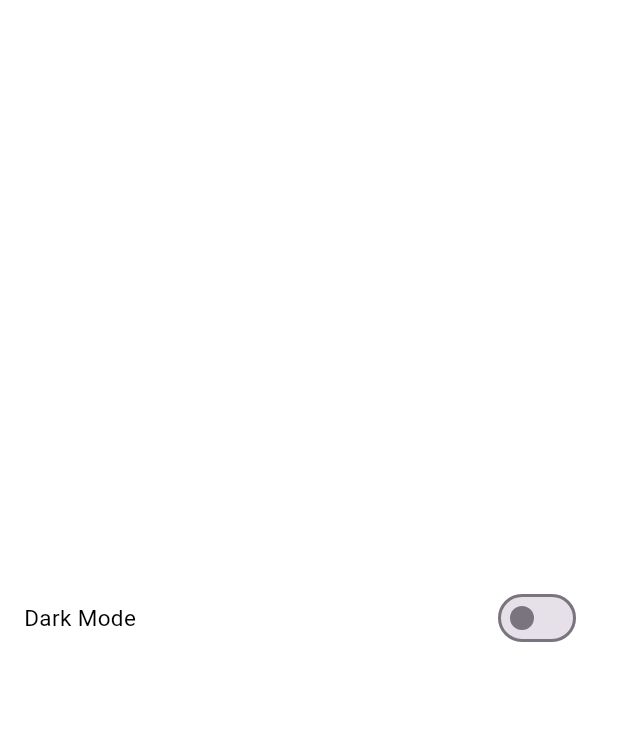
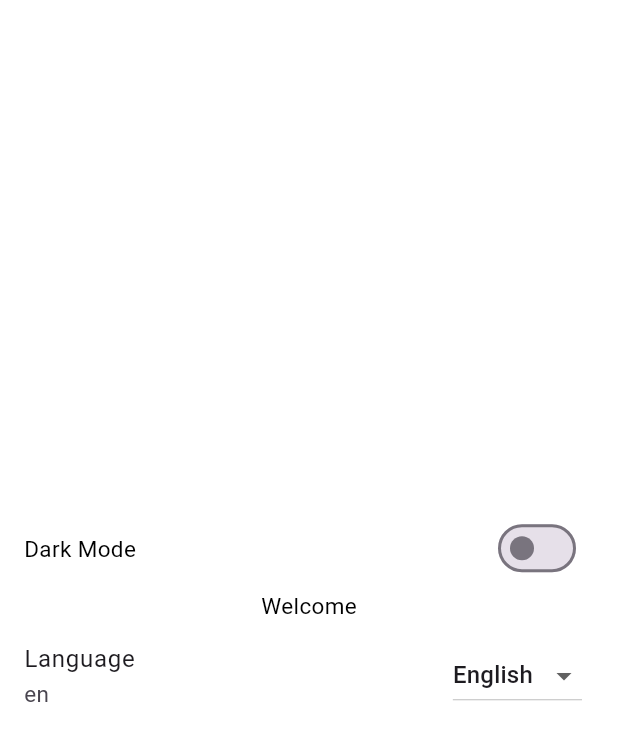
Before and after one commit to AmerDje/hakawati, a Flutter app: the screen it shows after launch, on a phone screen of 412 x 824 dp. Shown: the top 741 px of the screen. Run offline on Flutter 3.47's test engine with Material 3 defaults, Android fonts, the phone set to English and light mode, and no system bars; our stand-ins replace flutter_bloc, shared_preferences.

Commit message:
chore: add app localization

```diff
--- /dev/null
+++ b/lib/config/localization/locale/app_localizations.dart
@@ -0,0 +1,25 @@
+import 'package:flutter/material.dart';
+import 'package:flutter/services.dart';
+import 'dart:convert' show json;
+import 'app_localizations_delegate.dart';
+
+class AppLocalizations {
+  final Locale locale;
+  AppLocalizations(this.locale);
+  static AppLocalizations? of(BuildContext context) {
+    return Localizations.of<AppLocalizations>(context, AppLocalizations);
+  }
+
+  static const LocalizationsDelegate<AppLocalizations> delegate = AppLocalizationsDelegate();
+  late Map<String, String> _localizedStrings;
+  Future<void> load() async {
+    String jsonString = await rootBundle.loadString('assets/lang/${locale.languageCode}.json');
+    Map<String, dynamic> jsonMap = json.decode(jsonString);
+    _localizedStrings = jsonMap.map<String, String>((key, value) {
+      return MapEntry(key, value.toString());
+    });
+  }
+
+  String? translate(String key) => _localizedStrings[key];
+  bool get isEnLocale => locale.languageCode == 'en';
+}
--- /dev/null
+++ b/lib/config/localization/locale/app_localizations_delegate.dart
@@ -0,0 +1,20 @@
+import 'package:flutter/material.dart' show Locale, LocalizationsDelegate;
+import 'app_localizations.dart';
+
+class AppLocalizationsDelegate extends LocalizationsDelegate<AppLocalizations> {
+  const AppLocalizationsDelegate();
+  @override
+  bool isSupported(Locale locale) {
+    return ['en', 'ar', 'fr'].contains(locale.languageCode);
+  }
+
+  @override
+  Future<AppLocalizations> load(Locale locale) async {
+    AppLocalizations appLocalizations = AppLocalizations(locale);
+    await appLocalizations.load();
+    return appLocalizations;
+  }
+
+  @override
+  bool shouldReload(LocalizationsDelegate<AppLocalizations> old) => false;
+}
--- /dev/null
+++ b/lib/config/localization/locale/app_localizations_setup.dart
@@ -0,0 +1,28 @@
+import 'package:flutter/cupertino.dart';
+import 'package:flutter_localizations/flutter_localizations.dart';
+import 'app_localizations.dart';
+
+class AppLocalizationsSetup {
+  static const Iterable<Locale> supportedLocales = [
+    Locale('en'),
+    Locale('ar'),
+    Locale('fr'),
+  ];
+
+  static const Iterable<LocalizationsDelegate<dynamic>> localizationsDelegates = [
+    AppLocalizations.delegate,
+    GlobalMaterialLocalizations.delegate,
+    GlobalWidgetsLocalizations.delegate,
+    GlobalCupertinoLocalizations.delegate,
+    DefaultCupertinoLocalizations.delegate
+  ];
+
+  static Locale? localeResolutionCallback(Locale? locale, Iterable<Locale>? supportedLocales) {
+    for (Locale supportedLocale in supportedLocales!) {
+      if (supportedLocale.languageCode == locale!.languageCode && supportedLocale.countryCode == locale.countryCode) {
+        return supportedLocale;
+      }
+    }
+    return supportedLocales.first;
+  }
+}
--- /dev/null
+++ b/lib/config/localization/localization.dart
@@ -0,0 +1,5 @@
+export 'locale/app_localizations.dart';
+export 'locale/app_localizations_setup.dart';
+export 'locale/app_localizations_delegate.dart';
+export 'manager/localization_cubit.dart';
+export 'widget/change_local.dart';
--- /dev/null
+++ b/lib/config/localization/manager/localization_cubit.dart
@@ -0,0 +1,29 @@
+import 'package:flutter/material.dart';
+import 'package:flutter_bloc/flutter_bloc.dart';
+import 'package:hakawati/core/utils/cache/prefs.dart';
+import 'package:hakawati/core/utils/strings.dart';
+
+class LocalizationCubit extends Cubit<Locale> {
+  LocalizationCubit() : super(_getDefaultLocale());
+
+  Locale get currentLocale => state;
+
+  Future<void> loadLocale() async {
+    try {
+      String languageCode = Prefs.getString(Strings.locale) ?? Strings.englishCode;
+      emit(Locale(languageCode));
+    } catch (_) {}
+  }
+
+  Future<void> setLocale(Locale locale) async {
+    try {
+      await Prefs.setString(Strings.locale, locale.languageCode);
+      emit(locale);
+    } catch (_) {}
+  }
+
+  static Locale _getDefaultLocale() {
+    String languageCode = Prefs.getString(Strings.locale) ?? Strings.englishCode;
+    return Locale(languageCode);
+  }
+}
--- /dev/null
+++ b/lib/config/localization/widget/change_local.dart
@@ -0,0 +1,43 @@
+import 'package:flutter/material.dart';
+import 'package:flutter_bloc/flutter_bloc.dart';
+import 'package:hakawati/config/localization/manager/localization_cubit.dart';
+import 'package:hakawati/core/utils/strings.dart';
+
+class ChangeLocal extends StatelessWidget {
+  const ChangeLocal({super.key});
+
+  @override
+  Widget build(BuildContext context) {
+    final String currentLocale = context.read<LocalizationCubit>().currentLocale.languageCode;
+    return Column(
+      children: [
+        ListTile(
+          title: const Text('Language'),
+          subtitle: Text(currentLocale),
+          trailing: DropdownButton<String>(
+            value: currentLocale,
+            items: const [
+              DropdownMenuItem<String>(
+                value: Strings.englishCode,
+                child: Text('English'),
+              ),
+              DropdownMenuItem<String>(
+                value: Strings.arabicCode,
+                child: Text('العربية'),
+              ),
+              DropdownMenuItem<String>(
+                value: Strings.frenchCode,
+                child: Text('Français'),
+              ),
+            ],
+            onChanged: (String? newLanguageCode) {
+              if (newLanguageCode != null) {
+                context.read<LocalizationCubit>().setLocale(Locale(newLanguageCode));
+              }
+            },
+          ),
+        ),
+      ],
+    );
+  }
+}
--- a/lib/core/utils/strings.dart
+++ b/lib/core/utils/strings.dart
@@ -3,4 +3,13 @@ abstract class Strings {
   static const String appTheme = 'app_theme';
   static const String dark = 'dark';
   static const String light = 'light';
+  static const String contentType = 'Content-Type';
+  static const String applicationJson = 'application/json';
+  static const String serverFailure = 'Server Failure';
+  static const String cacheFailure = 'Cache Failure';
+  static const String unexpectedError = 'Unexpected Error';
+  static const String englishCode = 'en';
+  static const String arabicCode = 'ar';
+  static const String frenchCode = 'fr';
+  static const String locale = 'locale';
 }
--- a/lib/features/home/presentation/view/home_view.dart
+++ b/lib/features/home/presentation/view/home_view.dart
@@ -1,4 +1,5 @@
 import 'package:flutter/material.dart';
+import 'package:hakawati/config/localization/localization.dart';
 import 'package:hakawati/config/theme/theme.dart';
 
 class HomeView extends StatelessWidget {
@@ -8,8 +9,15 @@ class HomeView extends StatelessWidget {
 
   @override
   Widget build(BuildContext context) {
-    return const Scaffold(
-      body: Center(child: ToggleTheme()),
+    final translate = AppLocalizations.of(context)?.translate;
+    return Scaffold(
+      body: SafeArea(
+        child: Center(
+            child: Column(
+          mainAxisAlignment: MainAxisAlignment.center,
+          children: [const ToggleTheme(), Text(translate!('welcome') ?? ''), const ChangeLocal()],
+        )),
+      ),
     );
   }
 }
--- a/lib/main.dart
+++ b/lib/main.dart
@@ -1,6 +1,8 @@
 import 'package:flutter/material.dart';
 import 'package:flutter_bloc/flutter_bloc.dart';
-import 'package:hakawati/core/utils/cache/prefs.dart';
+import 'config/localization/localization.dart';
+import 'core/utils/cache/prefs.dart';
+import 'core/utils/strings.dart';
 
 import 'config/theme/theme.dart';
 import 'features/home/presentation/home.dart';
@@ -9,7 +11,19 @@ void main() async {
   WidgetsFlutterBinding.ensureInitialized();
   await Prefs.init();
 
-  runApp(const MainApp());
+  runApp(
+    MultiBlocProvider(
+      providers: [
+        BlocProvider(
+          create: (_) => ThemeCubit(platformBrightness: WidgetsBinding.instance.window.platformBrightness),
+        ),
+        BlocProvider(
+          create: (_) => LocalizationCubit()..loadLocale(),
+        ),
+      ],
+      child: const MainApp(),
+    ),
+  );
 }
 
 class MainApp extends StatelessWidget {
@@ -17,13 +31,19 @@ class MainApp extends StatelessWidget {
 
   @override
   Widget build(BuildContext context) {
-    return BlocProvider(
-      create: (_) => ThemeCubit(platformBrightness: View.of(context).platformDispatcher.platformBrightness),
-      child: Builder(builder: (context) {
-        return BlocBuilder<ThemeCubit, ThemeMode>(
+    return BlocBuilder<ThemeCubit, ThemeMode>(
+      buildWhen: (previous, current) => previous != current,
+      builder: (_, themeMode) {
+        return BlocBuilder<LocalizationCubit, Locale>(
           buildWhen: (previous, current) => previous != current,
-          builder: (_, themeMode) {
+          builder: (_, local) {
             return MaterialApp(
+              title: Strings.appName,
+              locale: local,
+              debugShowCheckedModeBanner: false,
+              supportedLocales: AppLocalizationsSetup.supportedLocales,
+              localeResolutionCallback: AppLocalizationsSetup.localeResolutionCallback,
+              localizationsDelegates: AppLocalizationsSetup.localizationsDelegates,
               theme: AppTheme.lightTheme,
               darkTheme: AppTheme.darkTheme,
               themeMode: themeMode,
@@ -31,7 +51,7 @@ class MainApp extends StatelessWidget {
             );
           },
         );
-      }),
+      },
     );
   }
 }
```
Also changed, not shown: assets/lang/ar.json (added, +13 -0 lines), assets/lang/en.json (added, +13 -0 lines), assets/lang/fr.json (added, +13 -0 lines), pubspec.yaml (+9 -0 lines), pubspec.lock.
